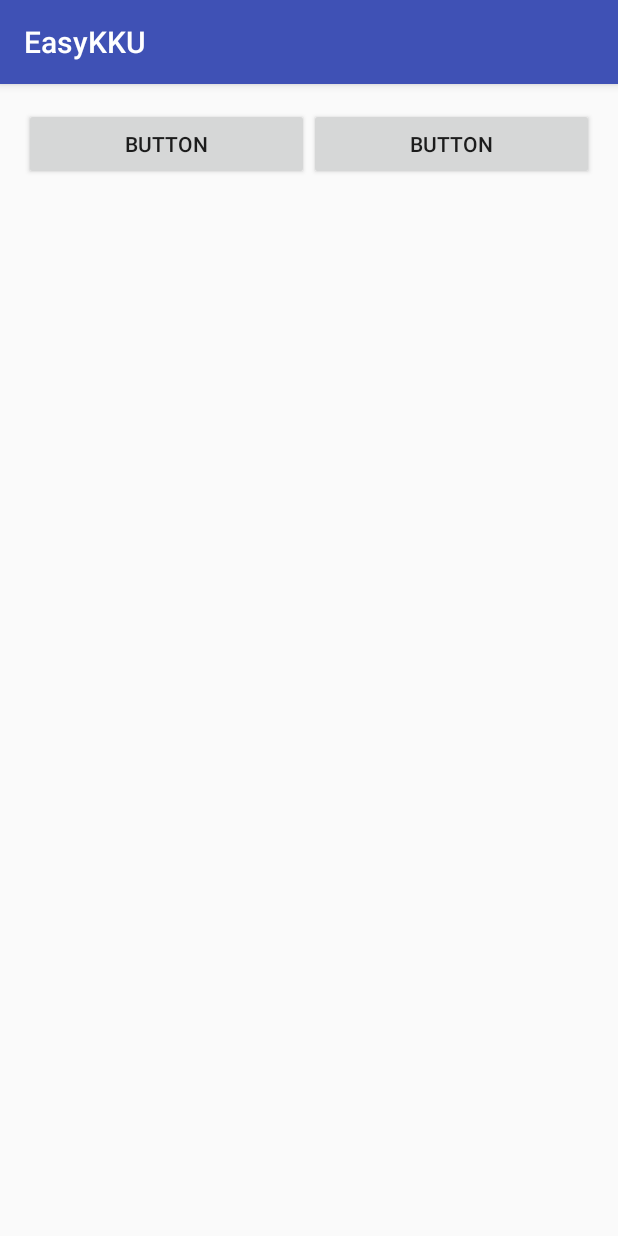
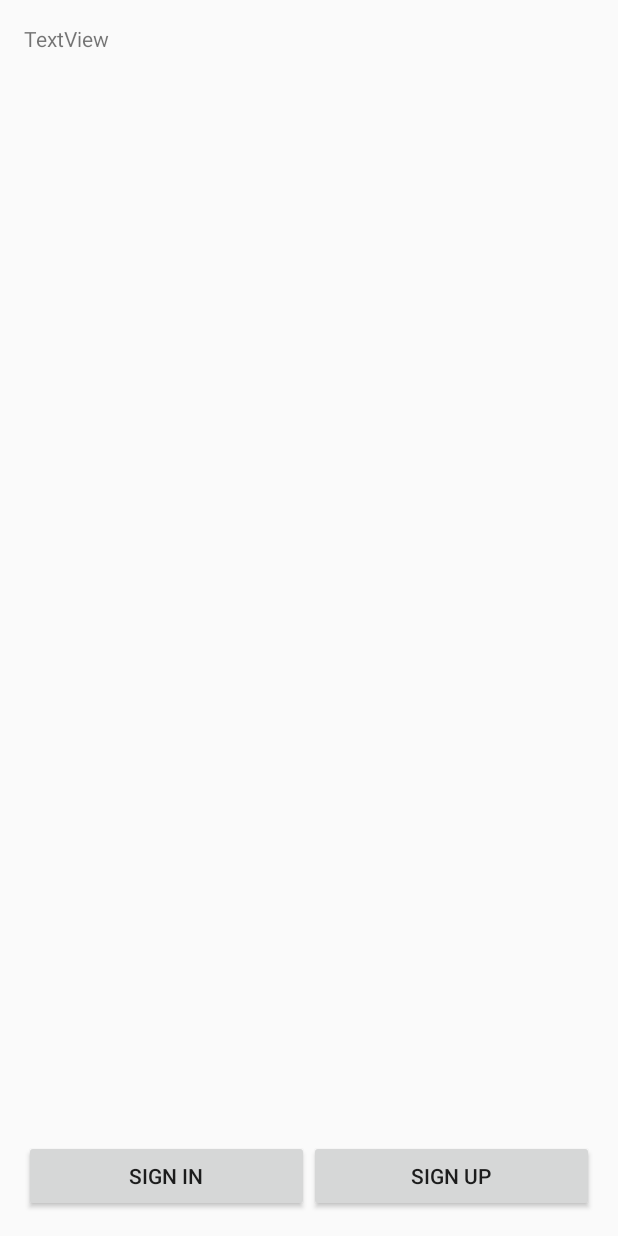
Before and after one commit to wutchara/EasyKKU2, an Android app: the screen it shows after launch (MainActivity), on a phone screen of 412 x 824 dp. Run offline under Robolectric (Android 15) with nearby library versions, the phone set to English and light mode, and no system bars.

Commit message:
Create button

```diff
--- a/app/src/main/res/layout/activity_main.xml
+++ b/app/src/main/res/layout/activity_main.xml
@@ -11,26 +11,33 @@
     android:paddingTop="@dimen/activity_vertical_margin"
     tools:context="kku.wutchara.rachadacr.easykku2.MainActivity">
 
+    <TextView
+        android:text="TextView"
+        android:layout_width="wrap_content"
+        android:layout_height="wrap_content"
+        android:id="@+id/textView"
+        android:layout_weight="1" />
+
     <LinearLayout
         android:orientation="horizontal"
         android:layout_width="match_parent"
-        android:layout_height="match_parent"
-        android:layout_alignParentBottom="false"
+        android:layout_height="wrap_content"
         android:layout_alignParentLeft="false"
         android:layout_alignParentStart="false"
         android:layout_alignParentEnd="false"
         android:layout_alignParentRight="false"
-        android:layout_alignParentTop="false">
+        android:layout_alignParentTop="false"
+        android:layout_alignParentBottom="true">
 
         <Button
-            android:text="Button"
+            android:text="@string/sign_in"
             android:layout_width="wrap_content"
             android:layout_height="wrap_content"
             android:id="@+id/button2"
             android:layout_weight="1" />
 
         <Button
-            android:text="Button"
+            android:text="@string/sign_up"
             android:layout_width="wrap_content"
             android:layout_height="wrap_content"
             android:id="@+id/button"
--- a/app/src/main/res/values/styles.xml
+++ b/app/src/main/res/values/styles.xml
@@ -1,7 +1,7 @@
 <resources>
 
     <!-- Base application theme. -->
-    <style name="AppTheme" parent="Theme.AppCompat.Light.DarkActionBar">
+    <style name="AppTheme" parent="Theme.AppCompat.Light.NoActionBar">
         <!-- Customize your theme here. -->
         <item name="colorPrimary">@color/colorPrimary</item>
         <item name="colorPrimaryDark">@color/colorPrimaryDark</item>
```
